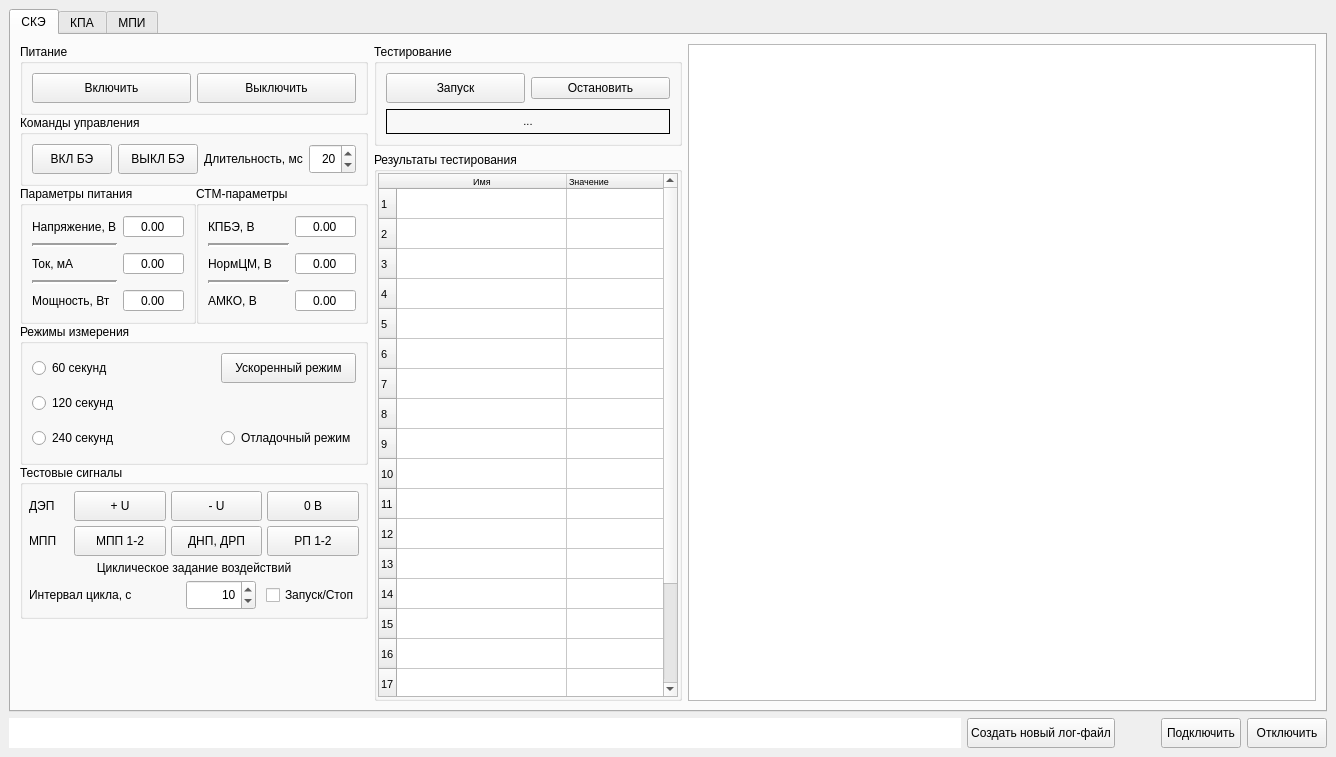
This is main_win.ui in a-styuf/kpa_be_ske_lr as Qt 5 draws it before an edit. The edited form follows.
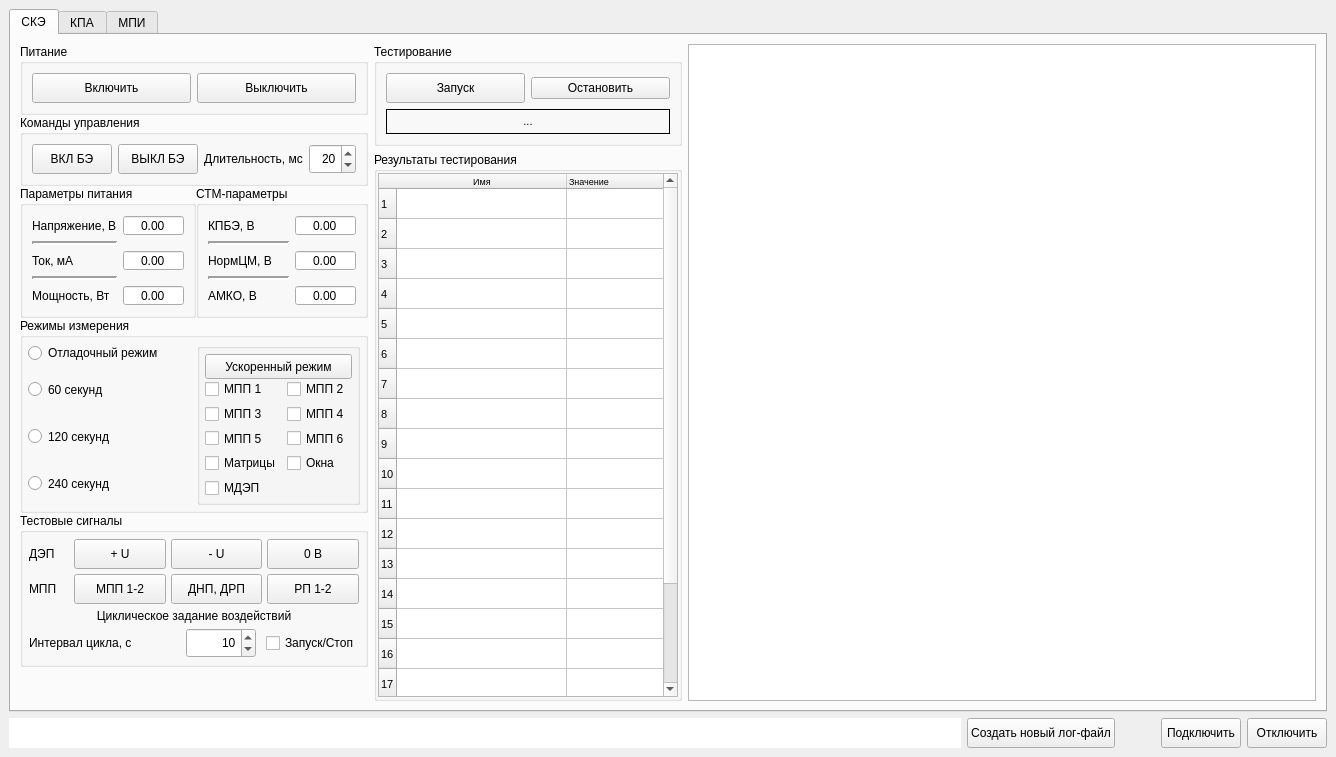
This is the edited form.

The edit to the form file:
```diff
--- a/main_win.ui
+++ b/main_win.ui
@@ -116,7 +116,7 @@
     <item row="0" column="0">
      <widget class="QTabWidget" name="tabWidget">
       <property name="sizePolicy">
-       <sizepolicy hsizetype="Expanding" vsizetype="Expanding">
+       <sizepolicy hsizetype="Expanding" vsizetype="Minimum">
         <horstretch>1</horstretch>
         <verstretch>1</verstretch>
        </sizepolicy>
@@ -124,7 +124,7 @@
       <property name="minimumSize">
        <size>
         <width>1310</width>
-        <height>600</height>
+        <height>700</height>
        </size>
       </property>
       <property name="currentIndex">
@@ -699,7 +699,7 @@
             <item>
              <widget class="QGroupBox" name="SKE_measIntervalGBox">
               <property name="sizePolicy">
-               <sizepolicy hsizetype="Expanding" vsizetype="Minimum">
+               <sizepolicy hsizetype="Expanding" vsizetype="Expanding">
                 <horstretch>0</horstretch>
                 <verstretch>0</verstretch>
                </sizepolicy>
@@ -707,13 +707,25 @@
               <property name="minimumSize">
                <size>
                 <width>230</width>
-                <height>100</height>
+                <height>80</height>
                </size>
               </property>
               <property name="title">
                <string>Режимы измерения</string>
               </property>
               <layout class="QGridLayout" name="gridLayout_13">
+               <property name="leftMargin">
+                <number>5</number>
+               </property>
+               <property name="topMargin">
+                <number>5</number>
+               </property>
+               <property name="rightMargin">
+                <number>5</number>
+               </property>
+               <property name="bottomMargin">
+                <number>5</number>
+               </property>
                <property name="spacing">
                 <number>5</number>
                </property>
@@ -727,8 +739,8 @@
                  </property>
                  <property name="minimumSize">
                   <size>
-                   <width>100</width>
-                   <height>30</height>
+                   <width>50</width>
+                   <height>20</height>
                   </size>
                  </property>
                  <property name="text">
@@ -749,8 +761,8 @@
                  </property>
                  <property name="minimumSize">
                   <size>
-                   <width>100</width>
-                   <height>30</height>
+                   <width>50</width>
+                   <height>20</height>
                   </size>
                  </property>
                  <property name="text">
@@ -768,8 +780,8 @@
                  </property>
                  <property name="minimumSize">
                   <size>
-                   <width>100</width>
-                   <height>30</height>
+                   <width>50</width>
+                   <height>20</height>
                   </size>
                  </property>
                  <property name="text">
@@ -777,28 +789,18 @@
                  </property>
                 </widget>
                </item>
-               <item row="1" column="1">
-                <widget class="QPushButton" name="SKE_mInterval1sPButton">
-                 <property name="minimumSize">
-                  <size>
-                   <width>0</width>
-                   <height>30</height>
-                  </size>
-                 </property>
-                 <property name="text">
-                  <string>Ускоренный режим</string>
-                 </property>
-                 <property name="checkable">
-                  <bool>true</bool>
-                 </property>
-                </widget>
-               </item>
-               <item row="3" column="1">
+               <item row="0" column="0">
                 <widget class="QRadioButton" name="SKE_dbgMIntPbutton">
+                 <property name="sizePolicy">
+                  <sizepolicy hsizetype="Expanding" vsizetype="Fixed">
+                   <horstretch>0</horstretch>
+                   <verstretch>0</verstretch>
+                  </sizepolicy>
+                 </property>
                  <property name="minimumSize">
                   <size>
                    <width>0</width>
-                   <height>30</height>
+                   <height>20</height>
                   </size>
                  </property>
                  <property name="text">
@@ -809,6 +811,121 @@
                  </property>
                 </widget>
                </item>
+               <item row="0" column="1" rowspan="4">
+                <widget class="QGroupBox" name="groupBox_2">
+                 <property name="sizePolicy">
+                  <sizepolicy hsizetype="Expanding" vsizetype="Expanding">
+                   <horstretch>0</horstretch>
+                   <verstretch>0</verstretch>
+                  </sizepolicy>
+                 </property>
+                 <property name="minimumSize">
+                  <size>
+                   <width>50</width>
+                   <height>160</height>
+                  </size>
+                 </property>
+                 <property name="title">
+                  <string/>
+                 </property>
+                 <layout class="QGridLayout" name="gridLayout_15">
+                  <property name="leftMargin">
+                   <number>5</number>
+                  </property>
+                  <property name="topMargin">
+                   <number>5</number>
+                  </property>
+                  <property name="rightMargin">
+                   <number>5</number>
+                  </property>
+                  <property name="bottomMargin">
+                   <number>5</number>
+                  </property>
+                  <property name="verticalSpacing">
+                   <number>5</number>
+                  </property>
+                  <item row="3" column="0">
+                   <widget class="QCheckBox" name="SKE_mpp1speedChBox">
+                    <property name="text">
+                     <string>МПП 1</string>
+                    </property>
+                   </widget>
+                  </item>
+                  <item row="3" column="1">
+                   <widget class="QCheckBox" name="SKE_mpp2speedChBox">
+                    <property name="text">
+                     <string>МПП 2</string>
+                    </property>
+                   </widget>
+                  </item>
+                  <item row="4" column="1">
+                   <widget class="QCheckBox" name="SKE_mpp4speedChBox">
+                    <property name="text">
+                     <string>МПП 4</string>
+                    </property>
+                   </widget>
+                  </item>
+                  <item row="4" column="0">
+                   <widget class="QCheckBox" name="SKE_mpp3speedChBox">
+                    <property name="text">
+                     <string>МПП 3</string>
+                    </property>
+                   </widget>
+                  </item>
+                  <item row="6" column="1">
+                   <widget class="QCheckBox" name="SKE_windspeedChBox">
+                    <property name="text">
+                     <string>Окна</string>
+                    </property>
+                   </widget>
+                  </item>
+                  <item row="6" column="0">
+                   <widget class="QCheckBox" name="SKE_matrixspeedChBox">
+                    <property name="text">
+                     <string>Матрицы</string>
+                    </property>
+                   </widget>
+                  </item>
+                  <item row="7" column="0">
+                   <widget class="QCheckBox" name="SKE_depspeedChBox">
+                    <property name="text">
+                     <string>МДЭП</string>
+                    </property>
+                   </widget>
+                  </item>
+                  <item row="5" column="0">
+                   <widget class="QCheckBox" name="SKE_mpp5speedChBox">
+                    <property name="text">
+                     <string>МПП 5</string>
+                    </property>
+                   </widget>
+                  </item>
+                  <item row="5" column="1">
+                   <widget class="QCheckBox" name="SKE_mpp6speedChBox">
+                    <property name="text">
+                     <string>МПП 6</string>
+                    </property>
+                   </widget>
+                  </item>
+                  <item row="0" column="0" colspan="2">
+                   <widget class="QPushButton" name="SKE_mInterval1sPButton">
+                    <property name="minimumSize">
+                     <size>
+                      <width>0</width>
+                      <height>25</height>
+                     </size>
+                    </property>
+                    <property name="text">
+                     <string>Ускоренный режим</string>
+                    </property>
+                    <property name="checkable">
+                     <bool>true</bool>
+                    </property>
+                   </widget>
+                  </item>
+                 </layout>
+                </widget>
+               </item>
               </layout>
              </widget>
             </item>
```
Left out of the diff: 120 changed lines with no effect on the pictures.
